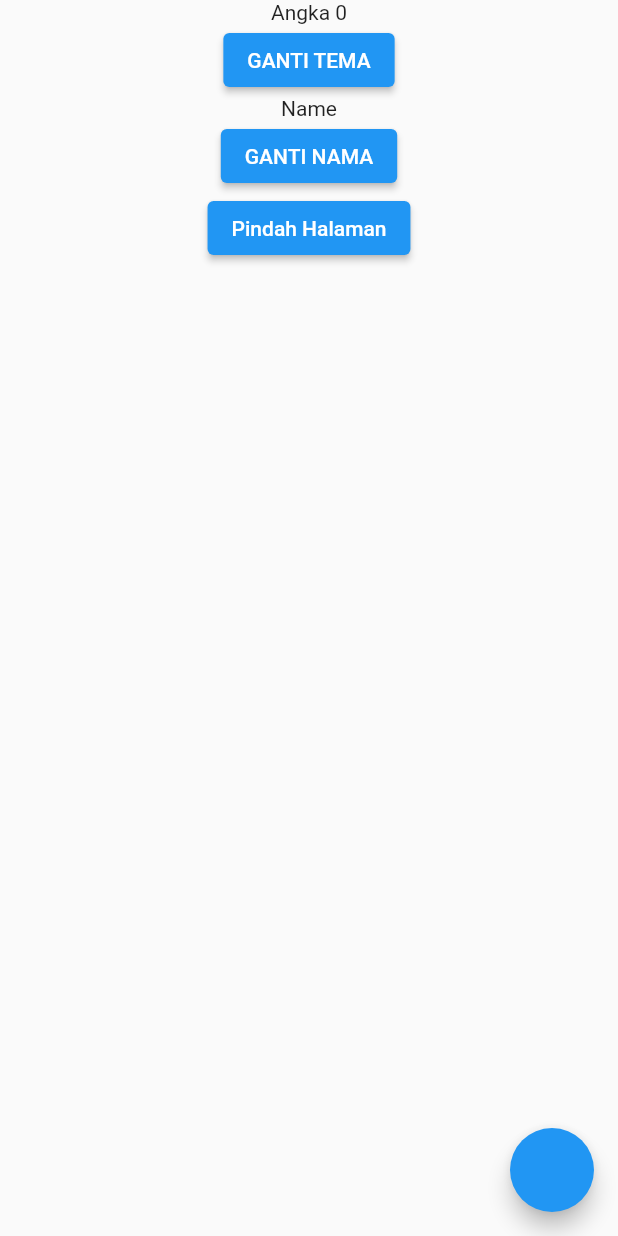
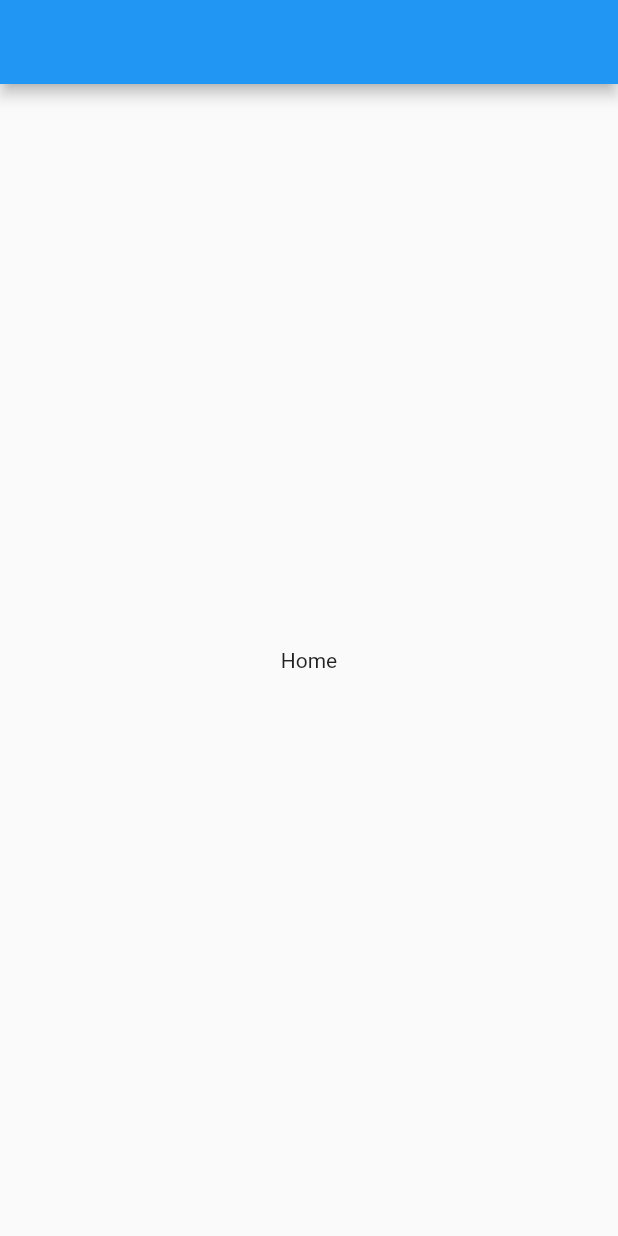
Before and after one commit to dikynugraha1111/state_get_x, a Flutter app: the screen it shows after launch, on a phone screen of 412 x 824 dp. Run offline on Flutter 3.47's test engine with Material 2 defaults, Android fonts, the phone set to English and light mode, and no system bars; our stand-ins replace get.

Commit message:
Update Repo Master to Default

```diff
--- a/lib/get_x/counter_increament.dart
+++ /dev/null
@@ -1,15 +0,0 @@
-import 'package:get/get.dart';
-
-class CounterIncreament extends GetxController {
-  var counter = 0.obs;
-
-  var isDark = false.obs;
-
-  RxInt changeCounter() {
-    return counter + 1;
-  }
-
-  bool changeTheme() {
-    return isDark.value = !isDark.value;
-  }
-}
--- a/lib/get_x/orang_getx.dart
+++ /dev/null
@@ -1,14 +0,0 @@
-import 'package:get/get.dart';
-import 'package:state_get_x/model/orang_model.dart';
-
-class OrangGetX extends GetxController {
-  String newName = "Lord";
-  Rx<Orang> orangGetX = Orang(nama: "Name").obs;
-
-  void changeName() {
-    orangGetX.update((_) {
-      orangGetX.value.nama = newName;
-      update();
-    });
-  }
-}
--- a/lib/get_x/text_field_getx.dart
+++ /dev/null
@@ -1,6 +0,0 @@
-import 'package:flutter/cupertino.dart';
-import 'package:get/get.dart';
-
-class TextFieldGetX extends GetxController {
-  final textController = TextEditingController();
-}
--- a/lib/main.dart
+++ b/lib/main.dart
@@ -1,76 +1,29 @@
 import 'package:flutter/material.dart';
 import 'package:get/get.dart';
-import 'package:state_get_x/ui/pages/text_pages.dart';
-import './get_x/counter_increament.dart';
-import 'get_x/orang_getx.dart';
-import 'ui/widgets/name_widget.dart';
 
 void main() {
-  runApp(MyApp());
+  runApp(const MyApp());
 }
 
 class MyApp extends StatelessWidget {
-  MyApp({Key? key}) : super(key: key);
+  const MyApp({Key? key}) : super(key: key);
 
   // This widget is the root of your application.
-  final CounterIncreament counterI = Get.put(CounterIncreament());
-  final OrangGetX orangGetX = Get.put(OrangGetX());
 
   @override
   Widget build(BuildContext context) {
-    return Obx(
-      () => GetMaterialApp(
-        theme: counterI.isDark.value ? ThemeData.dark() : ThemeData.light(),
-        home: MyHomePage(),
-      ),
-    );
+    return const GetMaterialApp(home: MyHomePage());
   }
 }
 
 class MyHomePage extends StatelessWidget {
-  MyHomePage({Key? key}) : super(key: key);
-
-  final CounterIncreament ci1 = Get.find();
-  final OrangGetX orangGetX = Get.find();
+  const MyHomePage({Key? key}) : super(key: key);
 
   @override
   Widget build(BuildContext context) {
     return Scaffold(
-      body: Center(
-        child: Column(
-          children: [
-            Obx(
-              () => Text("Angka ${ci1.counter}"),
-            ),
-            ElevatedButton(
-              onPressed: () {
-                ci1.changeTheme();
-              },
-              child: const Text("GANTI TEMA"),
-            ),
-            NameWidget(),
-            ElevatedButton(
-              onPressed: () {
-                orangGetX.changeName();
-              },
-              child: const Text("GANTI NAMA"),
-            ),
-            ElevatedButton(
-              onPressed: () {
-                Get.to(
-                  () => TextPages(),
-                );
-              },
-              child: const Text("Pindah Halaman"),
-            ),
-          ],
-        ),
-      ),
-      floatingActionButton: FloatingActionButton(
-        onPressed: () {
-          ci1.changeCounter();
-        },
-      ),
+      appBar: AppBar(),
+      body: const Center(child: Text("Home")),
     );
   }
 }
--- a/lib/model/orang_model.dart
+++ /dev/null
@@ -1,5 +0,0 @@
-class Orang {
-  String nama;
-
-  Orang({required this.nama});
-}
--- a/lib/ui/widgets/name_widget.dart
+++ /dev/null
@@ -1,22 +0,0 @@
-import 'package:flutter/material.dart';
-import 'package:get/get.dart';
-import 'package:state_get_x/get_x/orang_getx.dart';
-
-class NameWidget extends StatelessWidget {
-  NameWidget({Key? key}) : super(key: key);
-  final OrangGetX orangGetX = Get.find();
-
-  @override
-  Widget build(BuildContext context) {
-    return GetBuilder<OrangGetX>(
-      init: orangGetX,
-      initState: (_) => print("InitState"),
-      didChangeDependencies: (state) => print("Did Changes"),
-      didUpdateWidget: (oldWidget, state) => print("Did Update Widget"),
-      dispose: (state) => print("Dispose"),
-      builder: (c) {
-        return Text(orangGetX.orangGetX.value.nama);
-      },
-    );
-  }
-}
```
Also changed, not shown: lib/ui/pages/text_pages.dart (deleted, +0 -20 lines).
